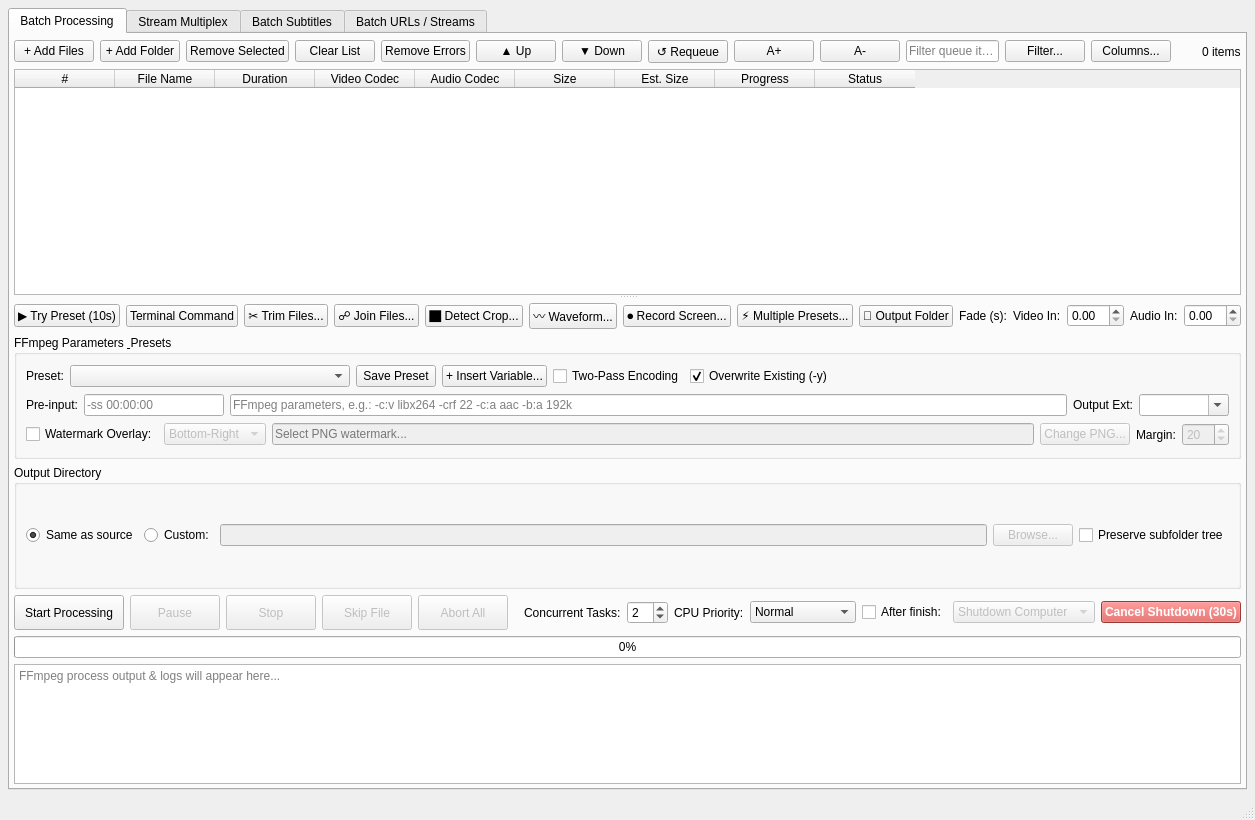
This is ui/main_window.ui in Arean82/FFmpeg-Modular-Batch-GUI as Qt 5 draws it before an edit. The edited form follows.
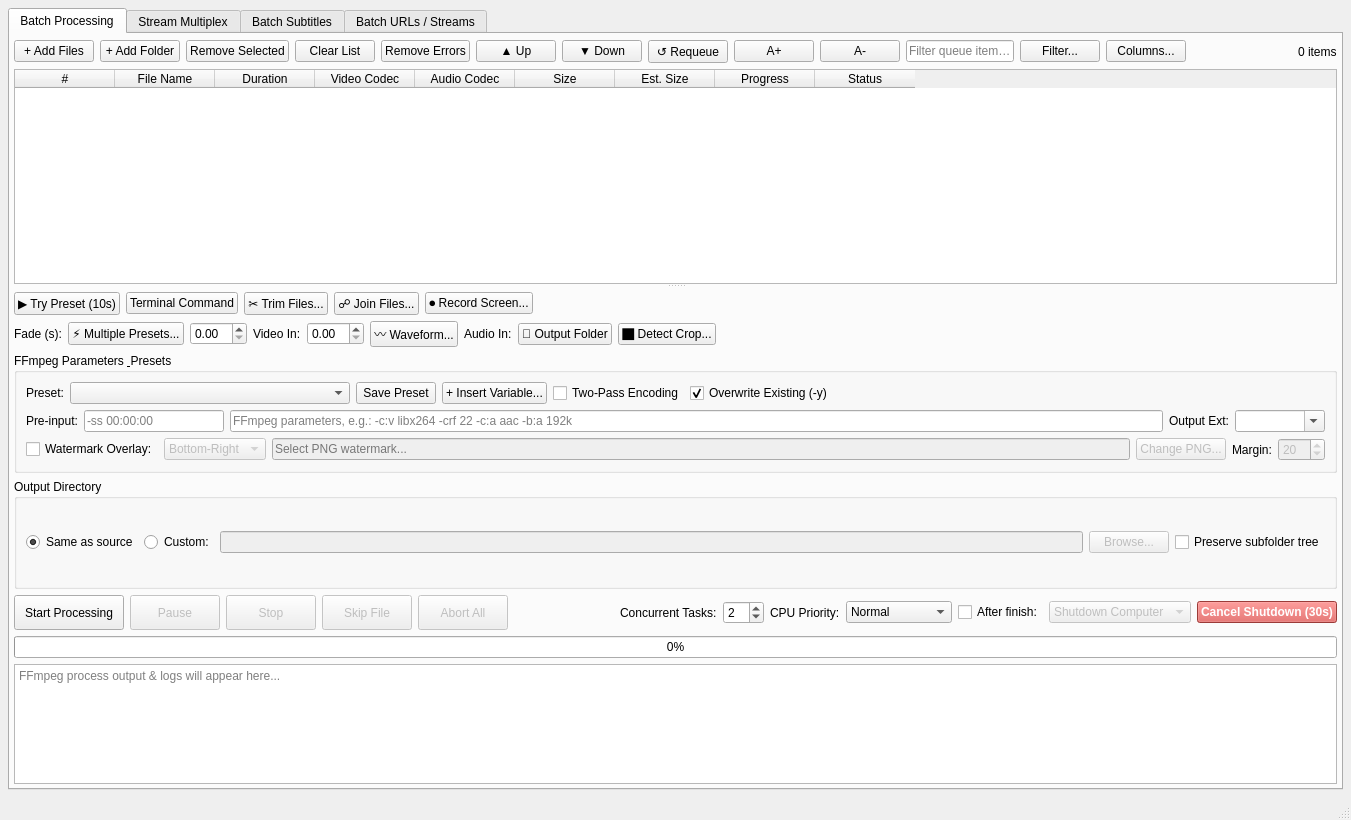
This is the edited form.

Commit message: feat: add vendor scripts for markdown and mermaid, update UI layout, and disable QtWebEngine sandbox

Diff of the .ui file:
```diff
--- a/ui/main_window.ui
+++ b/ui/main_window.ui
@@ -6,7 +6,7 @@
    <rect>
     <x>0</x>
     <y>0</y>
-    <width>1180</width>
+    <width>1351</width>
     <height>820</height>
    </rect>
   </property>
@@ -330,23 +330,6 @@
                 </property>
                </widget>
               </item>
-              <item>
-               <widget class="QPushButton" name="btnCropTool">
-                <property name="text">
-                 <string>⬛ Detect Crop...</string>
-                </property>
-               </widget>
-              </item>
-              <item>
-               <widget class="QPushButton" name="btnAudioWaveform">
-                <property name="text">
-                 <string>〰 Waveform...</string>
-                </property>
-                <property name="toolTip">
-                 <string>Visualize audio waveform of selected video or audio track</string>
-                </property>
-               </widget>
-              </item>
               <item>
                <widget class="QPushButton" name="btnScreenCapture">
                 <property name="text">
@@ -355,25 +338,8 @@
                 <property name="toolTip">
                  <string>Record desktop screen on Linux using x11grab</string>
                 </property>
-               </widget>
-              </item>
-              <item>
-               <widget class="QPushButton" name="btnMultiPresetsBatch">
                 <property name="text">
-                 <string>⚡ Multiple Presets...</string>
-                </property>
-                <property name="toolTip">
-                 <string>Run batch conversion with multiple presets sequentially</string>
-                </property>
-               </widget>
-              </item>
-              <item>
-               <widget class="QPushButton" name="btnOpenOutputDirQuick">
-                <property name="text">
-                 <string>📁 Output Folder</string>
-                </property>
-                <property name="toolTip">
-                 <string>Open active destination folder in file manager</string>
+                 <string>⏺ Record Screen...</string>
                 </property>
                </widget>
               </item>
@@ -390,7 +356,10 @@
                 </property>
                </spacer>
               </item>
-              <!-- Fade In/Out Controls -->
+             </layout>
+            </item>
+            <item>
+             <layout class="QHBoxLayout" name="horizontalLayout_2">
               <item>
                <widget class="QLabel" name="lblFade">
                 <property name="text">
@@ -398,6 +367,23 @@
                 </property>
                </widget>
               </item>
+              <item>
+               <widget class="QPushButton" name="btnMultiPresetsBatch">
+                <property name="toolTip">
+                 <string>Run batch conversion with multiple presets sequentially</string>
+                </property>
+                <property name="text">
+                 <string>⚡ Multiple Presets...</string>
+                </property>
+               </widget>
+              </item>
+              <item>
+               <widget class="QDoubleSpinBox" name="spinFadeVideoIn">
+                <property name="singleStep">
+                 <double>0.500000000000000</double>
+                </property>
+               </widget>
+              </item>
               <item>
                <widget class="QLabel" name="lblFadeV">
                 <property name="text">
@@ -406,9 +392,19 @@
                </widget>
               </item>
               <item>
-               <widget class="QDoubleSpinBox" name="spinFadeVideoIn">
+               <widget class="QDoubleSpinBox" name="spinFadeAudioIn">
                 <property name="singleStep">
-                 <double>0.5</double>
+                 <double>0.500000000000000</double>
+                </property>
+               </widget>
+              </item>
+              <item>
+               <widget class="QPushButton" name="btnAudioWaveform">
+                <property name="toolTip">
+                 <string>Visualize audio waveform of selected video or audio track</string>
+                </property>
+                <property name="text">
+                 <string>〰 Waveform...</string>
                 </property>
                </widget>
               </item>
@@ -420,12 +416,35 @@
                </widget>
               </item>
               <item>
-               <widget class="QDoubleSpinBox" name="spinFadeAudioIn">
-                <property name="singleStep">
-                 <double>0.5</double>
+               <widget class="QPushButton" name="btnOpenOutputDirQuick">
+                <property name="toolTip">
+                 <string>Open active destination folder in file manager</string>
                 </property>
+                <property name="text">
+                 <string>📁 Output Folder</string>
+                </property>
                </widget>
               </item>
+              <item>
+               <widget class="QPushButton" name="btnCropTool">
+                <property name="text">
+                 <string>⬛ Detect Crop...</string>
+                </property>
+               </widget>
+              </item>
+              <item>
+               <spacer name="horizontalSpacer">
+                <property name="orientation">
+                 <enum>Qt::Orientation::Horizontal</enum>
+                </property>
+                <property name="sizeHint" stdset="0">
+                 <size>
+                  <width>40</width>
+                  <height>20</height>
+                 </size>
+                </property>
+               </spacer>
+              </item>
              </layout>
             </item>
             <!-- Parameters Box -->
```
Left out of the diff: 190 changed lines with no effect on the pictures. The commit also changes 4 other files.
